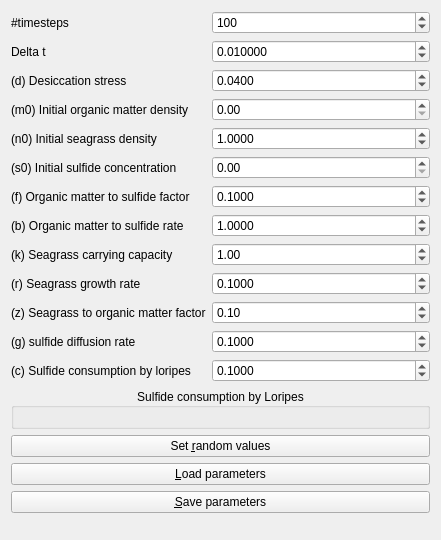
Qt form Tools/ToolMutualismBreakdowner/qtmutualismbreakdownerparameterswidget.ui (richelbilderbeek/ProjectRichelBilderbeek) before a commit.
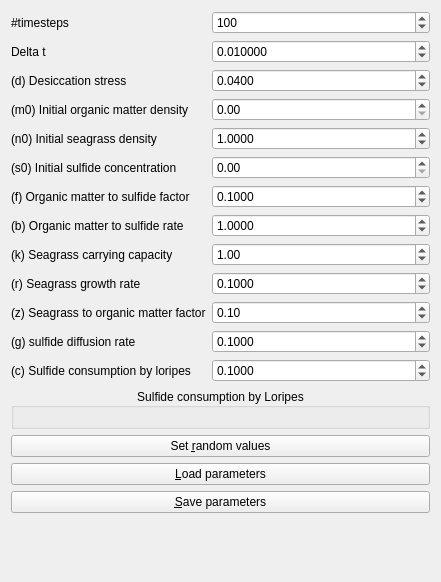
The same form after that commit.

Diff of the .ui file:
```diff
--- a/Tools/ToolMutualismBreakdowner/qtmutualismbreakdownerparameterswidget.ui
+++ b/Tools/ToolMutualismBreakdowner/qtmutualismbreakdownerparameterswidget.ui
@@ -7,7 +7,7 @@
     <x>0</x>
     <y>0</y>
     <width>441</width>
-    <height>540</height>
+    <height>582</height>
    </rect>
   </property>
   <property name="windowTitle">
```
Left out of the diff: 48 changed lines with no effect on the pictures.
